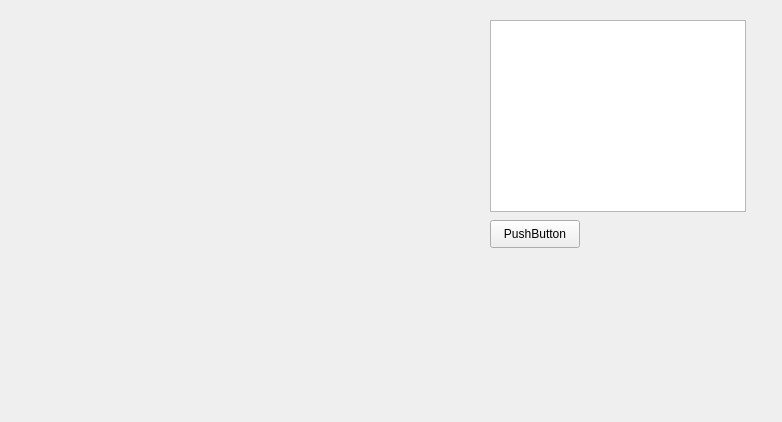
First picture: the form in import.ui, repository SaveTheTelvit/FilmProject, before the edit.
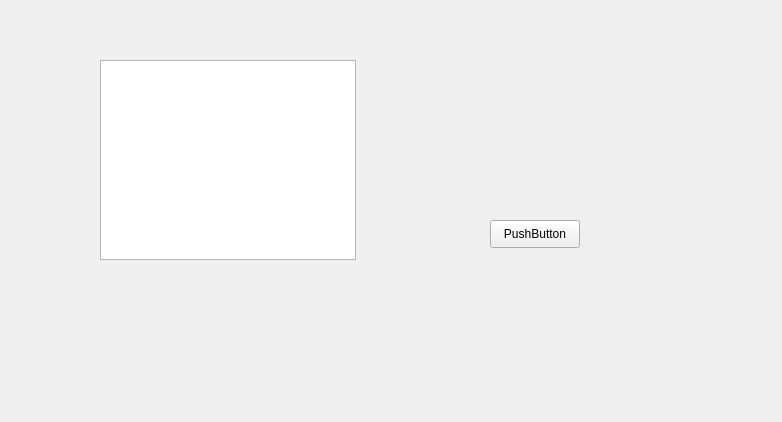
Second picture: the form after the edit.

```diff
--- a/import.ui
+++ b/import.ui
@@ -16,10 +16,10 @@
   <widget class="QListWidget" name="listWidget">
    <property name="geometry">
     <rect>
-     <x>490</x>
-     <y>20</y>
+     <x>100</x>
+     <y>60</y>
      <width>256</width>
-     <height>192</height>
+     <height>200</height>
     </rect>
    </property>
   </widget>
```
